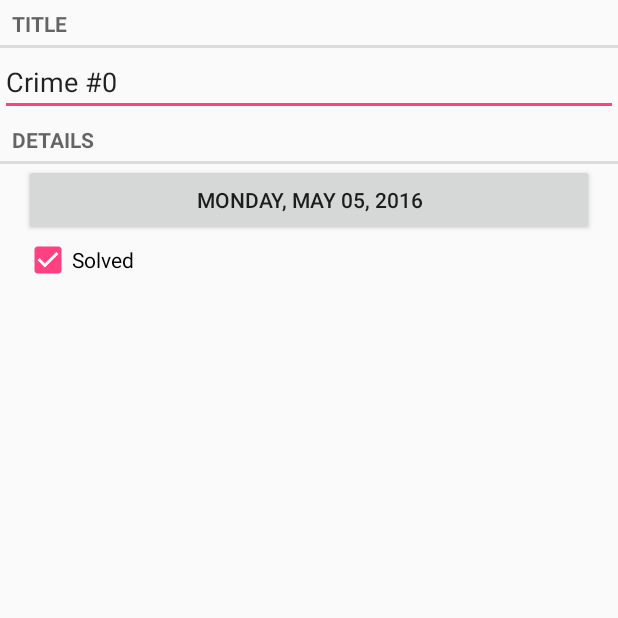
After one commit to augustovictor/android-criminal-intent, an Android app: the CrimePagerActivity screen opened directly, with no data from a screen before it, on a phone screen of 412 x 824 dp, the top half of it. The commit adds this screen. Run offline under Robolectric (Android 15) with nearby library versions, the phone set to English and light mode, and no system bars.

Commit message:
Adding fragmentPager

```diff
--- a/app/src/main/AndroidManifest.xml
+++ b/app/src/main/AndroidManifest.xml
@@ -16,7 +16,7 @@
             </intent-filter>
         </activity>
 
-        <activity android:name=".CrimeActivity">
+        <activity android:name=".CrimePagerActivity">
         </activity>
 
     </application>
--- a/app/src/main/java/com/example/victoraweb/criminalintent/CrimeListFragment.java
+++ b/app/src/main/java/com/example/victoraweb/criminalintent/CrimeListFragment.java
@@ -48,7 +48,7 @@ public class CrimeListFragment extends Fragment {
 
         @Override
         public void onClick(View v) {
-            Intent intent = CrimeActivity.newIntent(getActivity(), mCrime.getmId());
+            Intent intent = CrimePagerActivity.newIntent(getActivity(), mCrime.getmId());
             startActivity(intent);
         }
     }
--- /dev/null
+++ b/app/src/main/java/com/example/victoraweb/criminalintent/CrimePagerActivity.java
@@ -0,0 +1,64 @@
+package com.example.victoraweb.criminalintent;
+
+import android.app.Fragment;
+import android.content.Context;
+import android.content.Intent;
+import android.os.Bundle;
+import android.support.annotation.Nullable;
+import android.support.v4.app.FragmentActivity;
+import android.support.v4.app.FragmentManager;
+import android.support.v4.app.FragmentStatePagerAdapter;
+import android.support.v4.view.ViewPager;
+
+import java.util.List;
+import java.util.UUID;
+
+/**
+ * Created by victoraweb on 5/16/16.
+ */
+public class CrimePagerActivity extends FragmentActivity {
+
+    private ViewPager mViewPager;
+    private List<Crime> mCrimes;
+    private static final String EXTRA_CRIME_ID = "com.example.victoraweb.criminalIntent.crime_id";
+
+    public static Intent newIntent(Context packageContext, UUID crimeId) {
+        Intent i = new Intent(packageContext, CrimePagerActivity.class);
+        i.putExtra(EXTRA_CRIME_ID, crimeId);
+
+        return i;
+    }
+
+    @Override
+    protected void onCreate(@Nullable Bundle savedInstanceState) {
+        super.onCreate(savedInstanceState);
+        setContentView(R.layout.activity_crime_pager);
+
+        UUID crimeId = (UUID) getIntent().getSerializableExtra(EXTRA_CRIME_ID);
+
+        mViewPager = (ViewPager) findViewById(R.id.activity_crime_pager);
+        mCrimes = CrimeLab.get(this).getmCrimes();
+
+        FragmentManager fm = getSupportFragmentManager();
+
+        mViewPager.setAdapter(new FragmentStatePagerAdapter(fm) {
+            @Override
+            public android.support.v4.app.Fragment getItem(int position) {
+                Crime crime = mCrimes.get(position);
+                return CrimeFragment.newInstance(crime.getmId());
+            }
+
+            @Override
+            public int getCount() {
+                return mCrimes.size();
+            }
+        });
+
+        for(int i = 0; i < mCrimes.size(); i++) {
+            if(mCrimes.get(i).getmId().equals(crimeId)) {
+                mViewPager.setCurrentItem(i);
+                break;
+            }
+        }
+    }
+}
--- /dev/null
+++ b/app/src/main/res/layout/activity_crime_pager.xml
@@ -0,0 +1,9 @@
+<?xml version="1.0" encoding="utf-8"?>
+<android.support.v4.view.ViewPager
+    android:id="@+id/activity_crime_pager"
+    xmlns:android="http://schemas.android.com/apk/res/android"
+    android:layout_width="match_parent"
+    android:layout_height="match_parent"
+    android:orientation="vertical">
+
+</android.support.v4.view.ViewPager>
```
